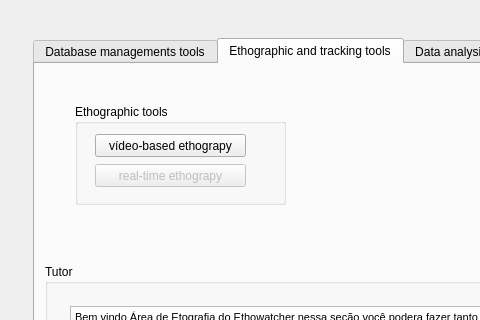
Before: the Qt Designer form src/ethowatcher.ui in EthoWatcher/ethowatcher, drawn with Qt 5; both pictures show x 0 to 480 and y 138 to 458 of the 997 by 740 pixel window.
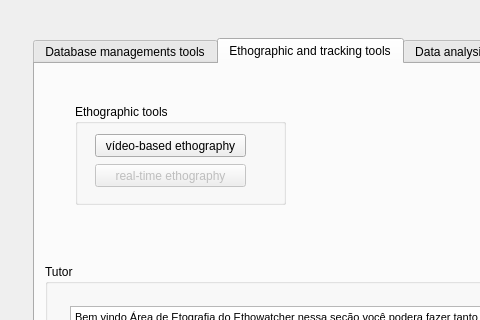
After: the same form once the commit is applied. The open tabs and pages were chosen to show the change. Icons and pictures are not drawn.

Commit message: Arrumando alguns textos na interface que estavam errados

What changed in the file:
```diff
--- a/src/ethowatcher.ui
+++ b/src/ethowatcher.ui
@@ -656,7 +656,7 @@
                  </rect>
                 </property>
                 <property name="text">
-                 <string>vídeo-based ethograpy</string>
+                 <string>vídeo-based ethography</string>
                 </property>
                </widget>
                <widget class="QPushButton" name="pbRealTime">
@@ -672,7 +672,7 @@
                  </rect>
                 </property>
                 <property name="text">
-                 <string>real-time ethograpy</string>
+                 <string>real-time ethography</string>
                 </property>
                </widget>
               </widget>
```
The commit also changes 4 other files.
